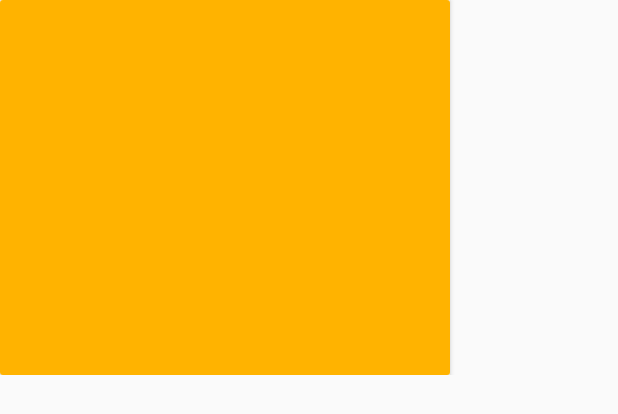
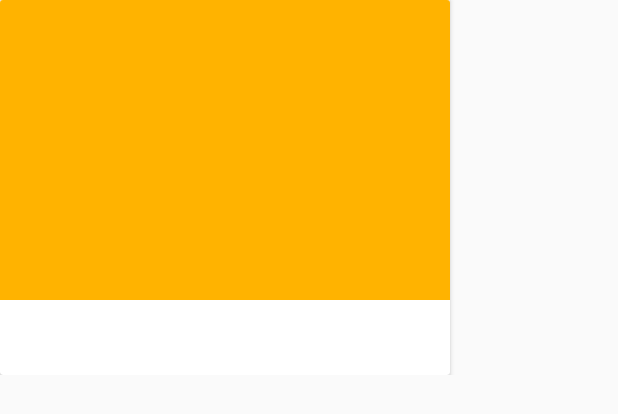
Before and after one commit to orzechdev/pizza-chef-assistant, an Android app: the layout pizza_card.xml on its own in the app's theme, with its tools: preview values and no code run, on a phone screen of 412 x 824 dp. Shown: the top 414 px of the screen. Run offline under Robolectric (Android 15) with nearby library versions, the phone set to English and light mode, and no system bars.

Commit message:
grid pizzas v2

```diff
--- a/app/src/main/res/layout/pizza_card.xml
+++ b/app/src/main/res/layout/pizza_card.xml
@@ -21,7 +21,7 @@
             <ImageView
                 android:id="@+id/pizza_card_image"
                 android:layout_width="match_parent"
-                android:layout_height="250dp"
+                android:layout_height="200dp"
                 android:src="@color/colorPrimary" />
 
             <TextView
```
